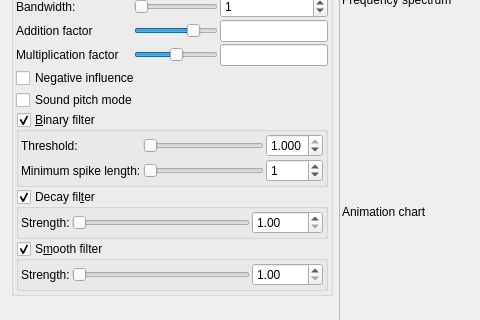
The window that mandelbulber2/qt/audio_selector.ui (buddhi1980/mandelbulber2) describes before a commit, drawn with Qt 5; both pictures show x 0 to 480 and y 175 to 495 of the 1006 by 626 pixel window.
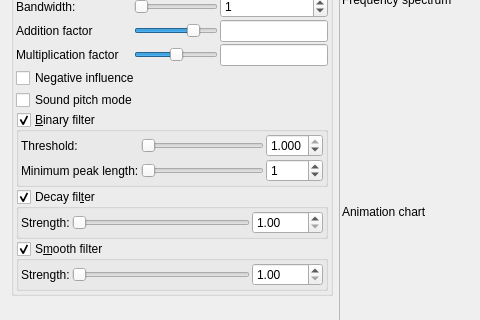
The same window after the commit. Icons and pictures are not drawn. Custom widgets are drawn as their Qt base class.

Commit message: Tooltips - some more Still NOT finished

```diff
--- a/mandelbulber2/qt/audio_selector.ui
+++ b/mandelbulber2/qt/audio_selector.ui
@@ -444,7 +444,7 @@
                <item row="1" column="0">
                 <widget class="QLabel" name="label_142">
                  <property name="text">
-                  <string>Minimum spike length:</string>
+                  <string>Minimum peak length:</string>
                  </property>
                 </widget>
                </item>
```
Left out of the diff: 14 changed lines with no effect on the pictures.
